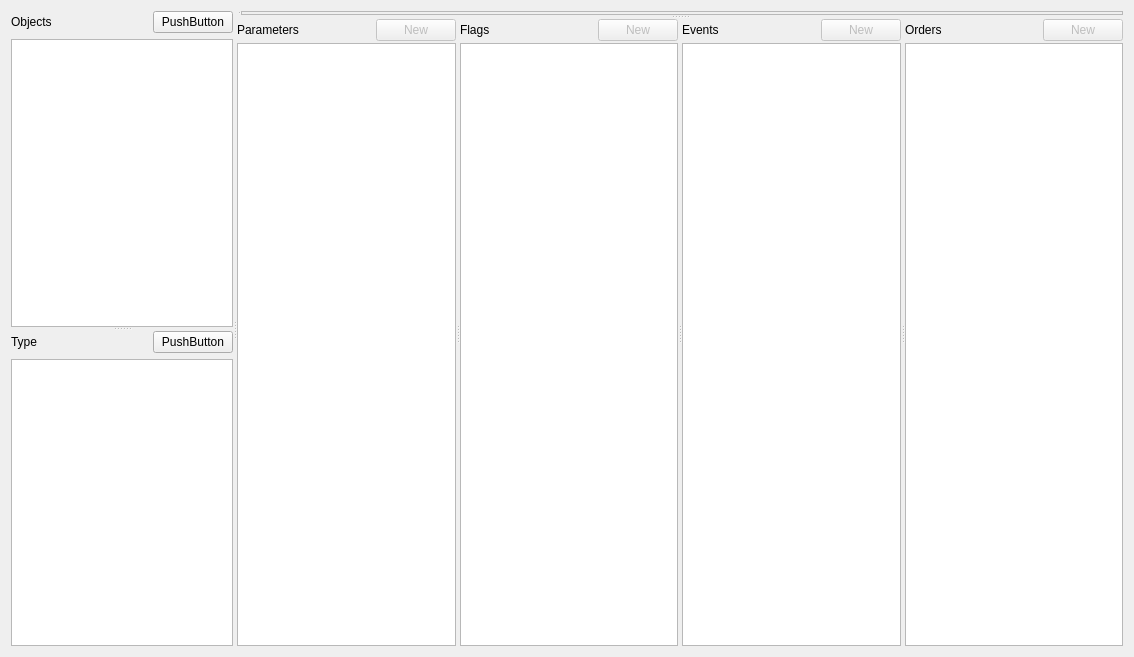
Qt form src/editor/GUI/Tabs/objecttab.ui (mkRPGDev/mkRPG) before a commit.
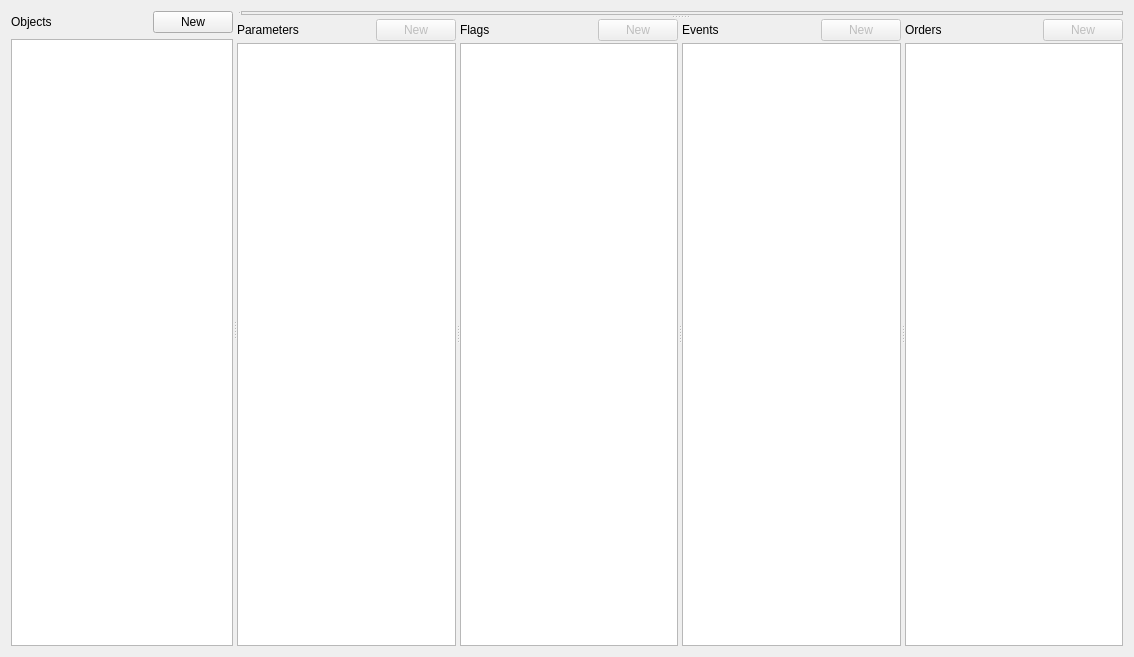
The same form after that commit. Custom widgets are drawn as their Qt base class.

```diff
--- a/src/editor/GUI/Tabs/objecttab.ui
+++ b/src/editor/GUI/Tabs/objecttab.ui
@@ -15,13 +15,9 @@
   </property>
   <layout class="QGridLayout" name="gridLayout">
    <item row="0" column="0">
-    <widget class="QSplitter" name="splitter_5">
-     <property name="orientation">
-      <enum>Qt::Horizontal</enum>
-     </property>
      <widget class="QSplitter" name="splitter_3">
       <property name="orientation">
-       <enum>Qt::Vertical</enum>
+      <enum>Qt::Horizontal</enum>
       </property>
       <widget class="QWidget" name="verticalLayoutWidget_3">
        <layout class="QVBoxLayout" name="verticalLayout_3">
@@ -50,7 +46,7 @@
           <item>
            <widget class="QPushButton" name="pushButton_3">
             <property name="text">
-             <string>PushButton</string>
+            <string>New</string>
             </property>
            </widget>
           </item>
@@ -67,58 +63,6 @@
          </widget>
         </item>
        </layout>
-      </widget>
-      <widget class="QWidget" name="verticalLayoutWidget_4">
-       <layout class="QVBoxLayout" name="verticalLayout_4">
-        <item>
-         <layout class="QHBoxLayout" name="horizontalLayout">
-          <item>
-           <widget class="QLabel" name="label_4">
-            <property name="text">
-             <string>Type</string>
-            </property>
-           </widget>
-          </item>
-          <item>
-           <spacer name="horizontalSpacer_4">
-            <property name="orientation">
-             <enum>Qt::Horizontal</enum>
-            </property>
-            <property name="sizeHint" stdset="0">
-             <size>
-              <width>40</width>
-              <height>20</height>
-             </size>
-            </property>
-           </spacer>
-          </item>
-          <item>
-           <widget class="QPushButton" name="pushButton_4">
-            <property name="text">
-             <string>PushButton</string>
-            </property>
-           </widget>
-          </item>
-         </layout>
-        </item>
-        <item>
-         <widget class="QTreeView" name="types">
-          <property name="alternatingRowColors">
-           <bool>true</bool>
-          </property>
-          <property name="selectionMode">
-           <enum>QAbstractItemView::SingleSelection</enum>
-          </property>
-          <property name="selectionBehavior">
-           <enum>QAbstractItemView::SelectRows</enum>
-          </property>
-          <property name="indentation">
-           <number>10</number>
-          </property>
-         </widget>
-        </item>
-       </layout>
-      </widget>
      </widget>
      <widget class="QSplitter" name="splitter_4">
       <property name="orientation">
```
Left out of the diff: 2 changed lines with no effect on the pictures. Lines whose indentation alone changed are shown as unchanged.
